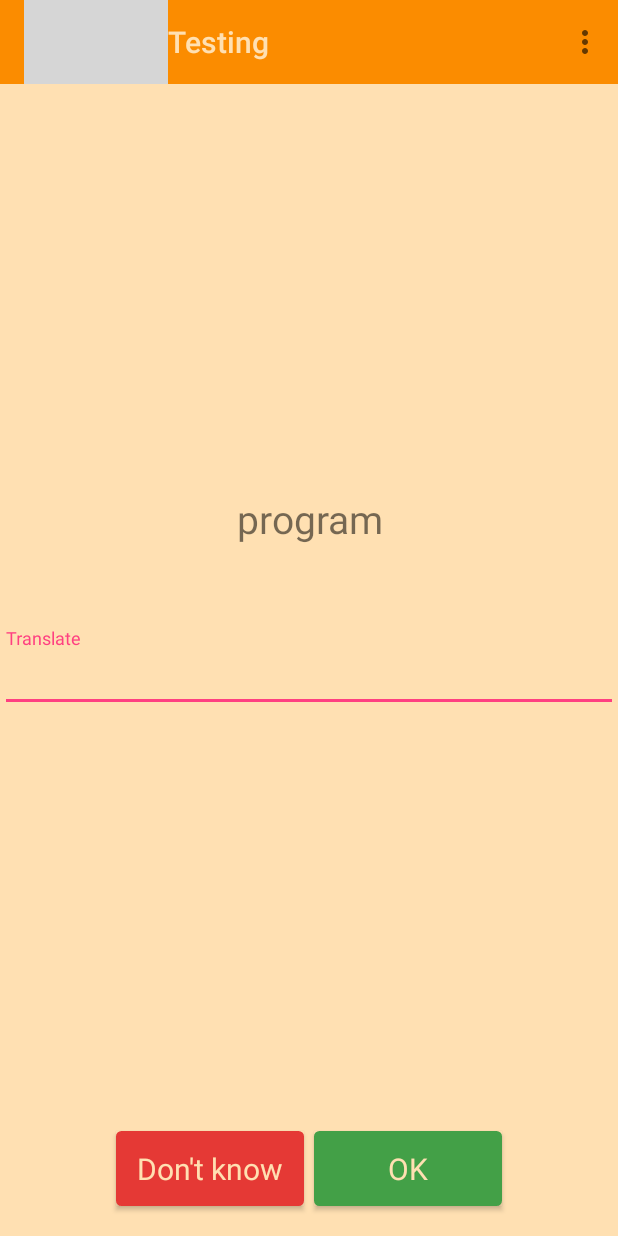
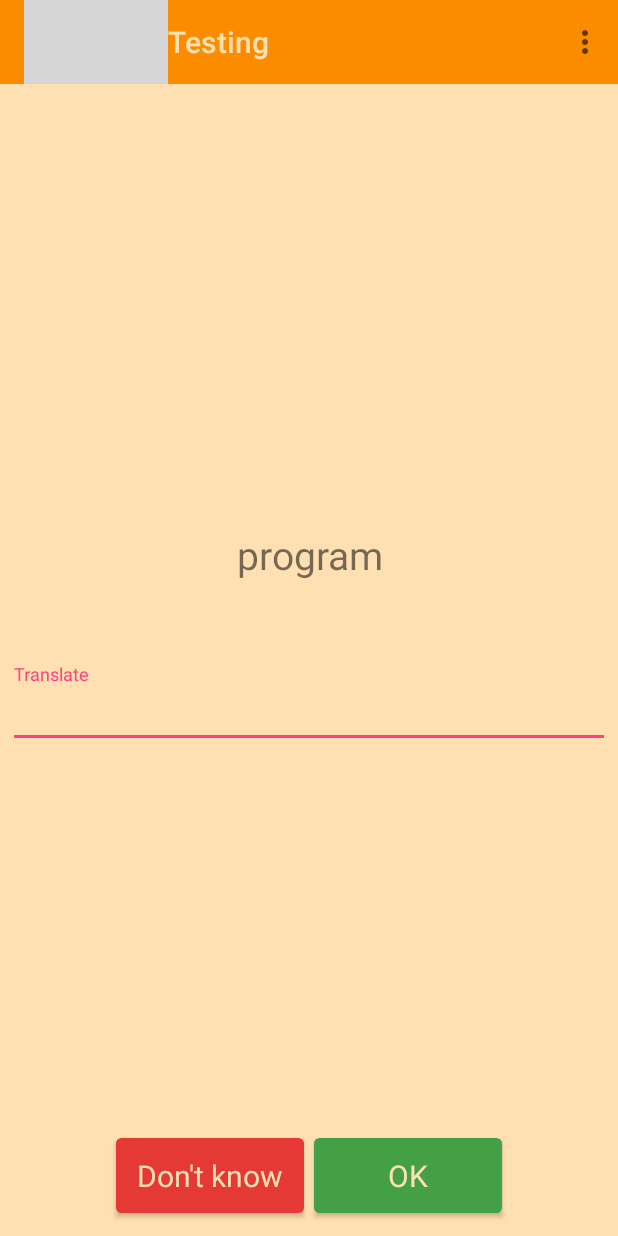
Before and after one commit to zhdanov-ek/LearnWords, an Android app: the InputActivity screen opened directly, with no data from a screen before it, on a phone screen of 412 x 824 dp. Run offline under Robolectric (Android 15) with nearby library versions, the phone set to English and light mode, and no system bars; grey boxes are pictures that could not be loaded.

Commit message:
Fix design, fix btn next on Learn mode

```diff
--- a/app/src/main/java/com/example/gek/learnwords/activity/InputActivity.java
+++ b/app/src/main/java/com/example/gek/learnwords/activity/InputActivity.java
@@ -5,7 +5,6 @@
 
 package com.example.gek.learnwords.activity;
 
-import android.app.Activity;
 import android.content.ContentValues;
 import android.content.Context;
 import android.content.Intent;
@@ -13,9 +12,7 @@ import android.content.SharedPreferences;
 import android.database.Cursor;
 import android.os.Bundle;
 import android.preference.PreferenceManager;
-import android.support.v4.view.MenuItemCompat;
 import android.support.v7.app.AppCompatActivity;
-import android.support.v7.widget.SearchView;
 import android.support.v7.widget.Toolbar;
 import android.view.Menu;
 import android.view.MenuItem;
@@ -28,7 +25,6 @@ import android.widget.TextView;
 import com.example.gek.learnwords.R;
 import com.example.gek.learnwords.data.Consts;
 import com.example.gek.learnwords.data.DB;
-import com.example.gek.learnwords.data.RecyclerViewAdapter;
 
 import java.util.ArrayList;
 import java.util.Random;
--- a/app/src/main/java/com/example/gek/learnwords/activity/VariantActivity.java
+++ b/app/src/main/java/com/example/gek/learnwords/activity/VariantActivity.java
@@ -197,6 +197,7 @@ public class VariantActivity extends AppCompatActivity implements View.OnClickLi
         btn_answer3.setBackgroundResource(R.drawable.bg_button_simple);
         btn_answer4.setBackgroundResource(R.drawable.bg_button_simple);
         setAnswersClickable(true);
+        btn_next.setEnabled(false);
 
         // получаем текущее слово
         ContentValues currentWord = mDb.getItem(wordsIDList.get(mCurrentID));
@@ -271,6 +272,7 @@ public class VariantActivity extends AppCompatActivity implements View.OnClickLi
                 b.setBackgroundResource(R.drawable.bg_button_green);
                 iv_correctly.startAnimation(mAnim);
                 iv_correctly.setVisibility(View.VISIBLE);
+                btn_next.setEnabled(false);
             }
             registrationAnswer(true);   // отмечаем в БД, что дан правильный ответ
 
@@ -289,6 +291,7 @@ public class VariantActivity extends AppCompatActivity implements View.OnClickLi
             if (btn_answer4.getText() == mWordTranslate)
                 btn_answer4.setBackgroundResource(R.drawable.bg_button_green);
             registrationAnswer(false);   // отмечаем в БД, что дан ложный ответ
+            btn_next.setEnabled(true);
         }
 
 
@@ -300,7 +303,6 @@ public class VariantActivity extends AppCompatActivity implements View.OnClickLi
         btn_answer2.setClickable(b);
         btn_answer3.setClickable(b);
         btn_answer4.setClickable(b);
-        btn_next.setEnabled(!b);
     }
 
 
--- a/app/src/main/res/layout/activity_input.xml
+++ b/app/src/main/res/layout/activity_input.xml
@@ -2,24 +2,25 @@
 <LinearLayout xmlns:android="http://schemas.android.com/apk/res/android"
     android:layout_width="match_parent"
     android:layout_height="match_parent"
-    android:orientation="vertical"
-    android:paddingBottom="@dimen/activity_vertical_margin">
+    android:orientation="vertical">
     <!-- Размещаем тулбар, который наполним уже в коде с помощью отдельного шаблона  -->
-    <include layout="@layout/toolbar"/>
+    <include layout="@layout/toolbar" />
+
     <LinearLayout
         android:layout_width="match_parent"
         android:layout_height="match_parent"
+        android:layout_weight="100"
+        android:gravity="center_horizontal|center_vertical"
         android:orientation="vertical"
-        android:gravity="center_horizontal|center_vertical"
-        android:layout_weight="100">
+        android:padding="@dimen/ll_padding">
 
         <ImageView
             android:id="@+id/ivResult"
             android:layout_width="40dp"
             android:layout_height="40dp"
+            android:layout_marginBottom="11dp"
             android:src="@drawable/correctly_icon"
-            android:layout_marginBottom="11dp"
-            android:visibility="invisible"/>
+            android:visibility="invisible" />
 
         <TextView
             android:id="@+id/tvLearnEng"
@@ -41,7 +42,7 @@
 
         <android.support.design.widget.TextInputLayout
             android:layout_width="match_parent"
-            android:layout_height="wrap_content" >
+            android:layout_height="wrap_content">
 
             <EditText
                 android:id="@+id/etTranslate"
@@ -49,7 +50,7 @@
                 android:layout_height="wrap_content"
                 android:hint="@string/translate"
                 android:lines="1"
-                android:maxLines="1"/>
+                android:maxLines="1" />
 
         </android.support.design.widget.TextInputLayout>
 
@@ -58,14 +59,16 @@
     <LinearLayout
         android:id="@+id/ll_know_buttons"
         android:layout_width="match_parent"
-        android:layout_height="match_parent"
+        android:layout_height="@dimen/ll_height_for_button"
         android:gravity="center_horizontal|bottom"
         android:orientation="horizontal"
-        android:layout_weight="400">
+        android:padding="@dimen/ll_padding">
+
         <Button
             android:id="@+id/btnDontKnow"
             style="@style/ButtonRed"
             android:text="@string/dont_know" />
+
         <Button
             android:id="@+id/btnCheck"
             style="@style/ButtonGreen"
--- a/app/src/main/res/layout/activity_main.xml
+++ b/app/src/main/res/layout/activity_main.xml
@@ -12,7 +12,8 @@
 
     <RelativeLayout
         android:layout_width="match_parent"
-        android:layout_height="wrap_content">
+        android:layout_height="wrap_content"
+        android:padding="@dimen/ll_padding">
         <ImageView
             android:layout_width="match_parent"
             android:layout_height="100dp"
--- a/app/src/main/res/values/dimens.xml
+++ b/app/src/main/res/values/dimens.xml
@@ -12,6 +12,8 @@
     <dimen name="button_radius">2dp</dimen>
     <dimen name="button_layout_margin">3dp</dimen>
 
+    <dimen name="ll_height_for_button">80dp</dimen>
+
     <dimen name="button_menu_height">100dp</dimen>
     <dimen name="button_menu_width">110dp</dimen>
     <dimen name="button_menu_radius">15dp</dimen>
```
Also changed, not shown: app/src/main/res/layout/activity_variant.xml (+16 -15 lines), app/src/main/res/layout/activity_word.xml (+15 -7 lines). Lines whose indentation alone changed are shown as unchanged.
